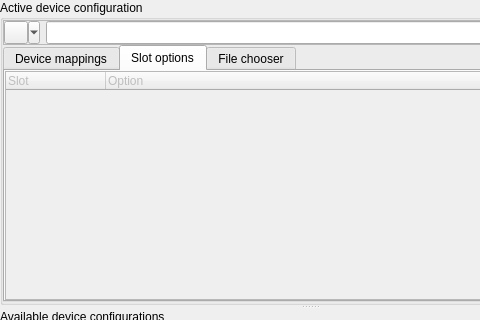
The window that messdevcfg.ui (qmc2/qmc2-mame-fe) describes before a commit, drawn with Qt 5; both pictures show x 0 to 480 and y 0 to 320 of the 619 by 531 pixel window.
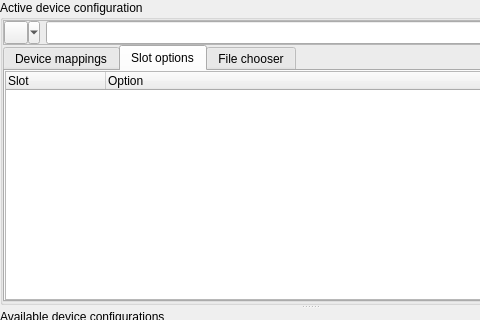
The same window after the commit. The open tabs and pages were chosen to show the change. Icons and pictures are not drawn.

Diff of the .ui file:
```diff
--- a/messdevcfg.ui
+++ b/messdevcfg.ui
@@ -284,9 +284,6 @@
            </property>
            <item row="0" column="0">
             <widget class="QTreeWidget" name="treeWidgetSlotOptions">
-             <property name="enabled">
-              <bool>false</bool>
-             </property>
              <property name="sizePolicy">
               <sizepolicy hsizetype="Expanding" vsizetype="MinimumExpanding">
                <horstretch>0</horstretch>
```
